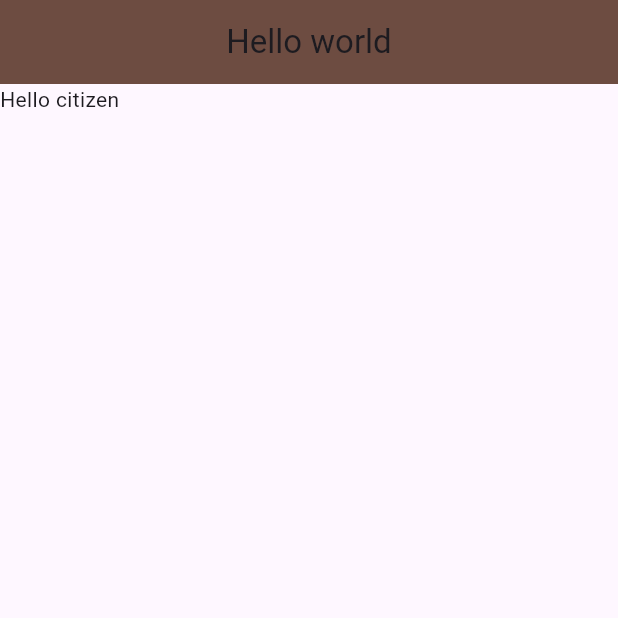
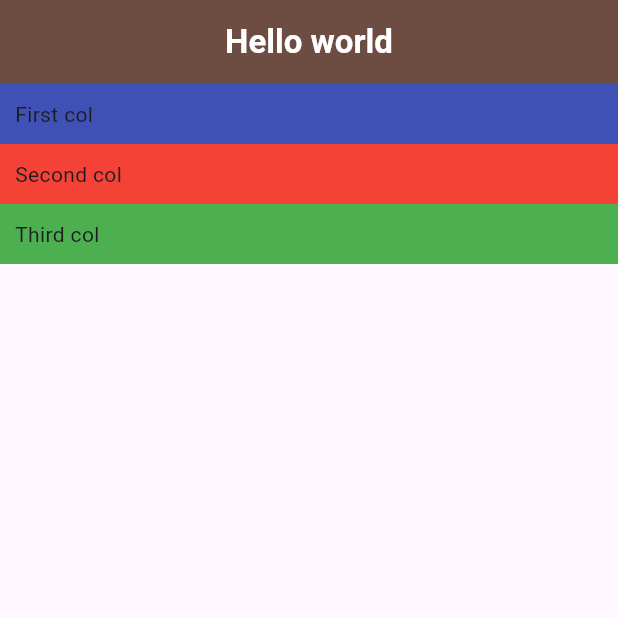
Before and after one commit to BariqDharmawan/coffee_card, a Flutter app: the screen it shows after launch, on a phone screen of 412 x 824 dp, the top half of it. Run offline on Flutter 3.47's test engine with Material 3 defaults, Android fonts, the phone set to English and light mode, and no system bars.

Commit message:
[ADD] learn column

```diff
--- /dev/null
+++ b/lib/home.dart
@@ -0,0 +1,39 @@
+import 'package:flutter/material.dart';
+
+class Home extends StatelessWidget {
+  const Home({super.key});
+
+  @override
+  Widget build(BuildContext context) {
+    return Scaffold(
+      appBar: AppBar(
+        title: Text(
+          'Hello world',
+          style: TextStyle(color: Colors.white, fontWeight: FontWeight.bold),
+        ),
+        backgroundColor: Colors.brown[600],
+        centerTitle: true,
+      ),
+      body: Column(
+        crossAxisAlignment: CrossAxisAlignment.stretch,
+        children: [
+          Container(
+            color: Colors.indigo[500],
+            padding: EdgeInsets.all(10),
+            child: Text('First col'),
+          ),
+          Container(
+            color: Colors.red[500],
+            padding: EdgeInsets.all(10),
+            child: Text('Second col'),
+          ),
+          Container(
+            color: Colors.green[500],
+            padding: EdgeInsets.all(10),
+            child: Text('Third col'),
+          ),
+        ],
+      ),
+    );
+  }
+}
--- a/lib/main.dart
+++ b/lib/main.dart
@@ -1,14 +1,8 @@
+import 'package:coffee_card/home.dart';
 import 'package:flutter/material.dart';
 
 void main() {
   runApp(MaterialApp(
-    home: Scaffold(
-      appBar: AppBar(
-        title: Text('Hello world'),
-        backgroundColor: Colors.brown[600],
-        centerTitle: true,
-      ),
-      body: Text('Hello citizen'),
-    ),
+    home: Home(),
   ));
 }
```
